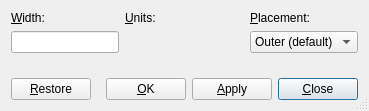
Qt form src/frontends/qt4/ui/WrapUi.ui (cburschka/lyx) before a commit.
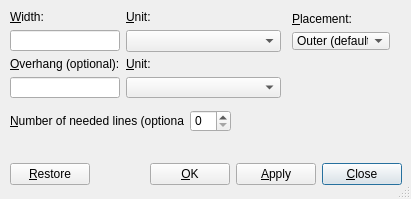
The same form after that commit. Custom widgets are drawn as their Qt base class.

Commit message: Fileformat increased to 287: support for optional arguments of package wrapfig that is used for wrap floats

What changed in the file:
```diff
--- a/src/frontends/qt4/ui/WrapUi.ui
+++ b/src/frontends/qt4/ui/WrapUi.ui
@@ -5,8 +5,8 @@
    <rect>
     <x>0</x>
     <y>0</y>
-    <width>369</width>
-    <height>111</height>
+    <width>411</width>
+    <height>199</height>
    </rect>
   </property>
   <property name="windowTitle" >
@@ -15,119 +15,53 @@
   <property name="sizeGripEnabled" >
    <bool>true</bool>
   </property>
+  <widget class="QWidget" name="layoutWidget" >
+   <property name="geometry" >
+    <rect>
+     <x>10</x>
+     <y>110</y>
+     <width>221</width>
+     <height>22</height>
+    </rect>
+   </property>
+   <layout class="QHBoxLayout" >
+    <property name="margin" >
+     <number>0</number>
+    </property>
+    <property name="spacing" >
+     <number>6</number>
+    </property>
+    <item>
+     <widget class="QLabel" name="nlinesLA" >
+      <property name="text" >
+       <string>&amp;Number of needed lines (optional):</string>
+      </property>
+      <property name="buddy" >
+       <cstring>valignCO</cstring>
+      </property>
+     </widget>
+    </item>
+    <item>
+     <widget class="QSpinBox" name="linesSB" />
+    </item>
+   </layout>
+  </widget>
+  <widget class="QWidget" name="layoutWidget" >
+   <property name="geometry" >
+    <rect>
+     <x>10</x>
+     <y>140</y>
+     <width>392</width>
+     <height>45</height>
+    </rect>
+   </property>
   <layout class="QVBoxLayout" >
    <property name="margin" >
-    <number>11</number>
-   </property>
-   <property name="spacing" >
-    <number>6</number>
-   </property>
-   <item>
-    <layout class="QGridLayout" >
-     <property name="margin" >
       <number>0</number>
      </property>
      <property name="spacing" >
       <number>6</number>
      </property>
-     <item row="0" column="0" >
-      <widget class="QLabel" name="widthLA" >
-       <property name="text" >
-        <string>&amp;Width:</string>
-       </property>
-       <property name="buddy" >
-        <cstring>widthED</cstring>
-       </property>
-      </widget>
-     </item>
-     <item row="1" column="2" >
-      <widget class="QComboBox" name="valignCO" >
-       <property name="toolTip" >
-        <string>Vertical alignment</string>
-       </property>
-       <item>
-        <property name="text" >
-         <string>Outer (default)</string>
-        </property>
-       </item>
-       <item>
-        <property name="text" >
-         <string>Inner</string>
-        </property>
-       </item>
-       <item>
-        <property name="text" >
-         <string>Left</string>
-        </property>
-       </item>
-       <item>
-        <property name="text" >
-         <string>Right</string>
-        </property>
-       </item>
-      </widget>
-     </item>
-     <item row="0" column="2" >
-      <widget class="QLabel" name="valignLA" >
-       <property name="text" >
-        <string>&amp;Placement:</string>
-       </property>
-       <property name="buddy" >
-        <cstring>valignCO</cstring>
-       </property>
-      </widget>
-     </item>
-     <item row="1" column="1" >
-      <widget class="LengthCombo" native="1" name="unitsLC" >
-       <property name="sizePolicy" >
-        <sizepolicy>
-         <hsizetype>3</hsizetype>
-         <vsizetype>0</vsizetype>
-         <horstretch>0</horstretch>
-         <verstretch>0</verstretch>
-        </sizepolicy>
-       </property>
-       <property name="minimumSize" >
-        <size>
-         <width>40</width>
-         <height>22</height>
-        </size>
-       </property>
-       <property name="focusPolicy" >
-        <enum>Qt::StrongFocus</enum>
-       </property>
-       <property name="toolTip" >
-        <string>Units of width value</string>
-       </property>
-      </widget>
-     </item>
-     <item row="1" column="0" >
-      <widget class="QLineEdit" name="widthED" >
-       <property name="sizePolicy" >
-        <sizepolicy>
-         <hsizetype>1</hsizetype>
-         <vsizetype>0</vsizetype>
-         <horstretch>0</horstretch>
-         <verstretch>0</verstretch>
-        </sizepolicy>
-       </property>
-       <property name="toolTip" >
-        <string>Width value</string>
-       </property>
-      </widget>
-     </item>
-     <item row="0" column="1" >
-      <widget class="QLabel" name="unitsLA" >
-       <property name="text" >
-        <string>&amp;Units:</string>
-       </property>
-       <property name="buddy" >
-        <cstring>unitsLC</cstring>
-       </property>
-      </widget>
-     </item>
-    </layout>
-   </item>
    <item>
     <spacer>
      <property name="orientation" >
@@ -138,8 +72,8 @@
      </property>
      <property name="sizeHint" >
       <size>
-       <width>20</width>
-       <height>20</height>
+        <width>390</width>
+        <height>10</height>
       </size>
      </property>
     </spacer>
@@ -221,10 +155,196 @@
    </item>
   </layout>
  </widget>
+  <widget class="QLabel" name="valignLA" >
+   <property name="geometry" >
+    <rect>
+     <x>292</x>
+     <y>11</y>
+     <width>98</width>
+     <height>16</height>
+    </rect>
+   </property>
+   <property name="text" >
+    <string>&amp;Placement:</string>
+   </property>
+   <property name="buddy" >
+    <cstring>valignCO</cstring>
+   </property>
+  </widget>
+  <widget class="QComboBox" name="valignCO" >
+   <property name="geometry" >
+    <rect>
+     <x>292</x>
+     <y>32</y>
+     <width>98</width>
+     <height>18</height>
+    </rect>
+   </property>
+   <property name="toolTip" >
+    <string>Vertical alignment</string>
+   </property>
+   <item>
+    <property name="text" >
+     <string>Outer (default)</string>
+    </property>
+   </item>
+   <item>
+    <property name="text" >
+     <string>Inner</string>
+    </property>
+   </item>
+   <item>
+    <property name="text" >
+     <string>Left</string>
+    </property>
+   </item>
+   <item>
+    <property name="text" >
+     <string>Right</string>
+    </property>
+   </item>
+  </widget>
+  <widget class="QWidget" name="layoutWidget" >
+   <property name="geometry" >
+    <rect>
+     <x>10</x>
+     <y>10</y>
+     <width>271</width>
+     <height>88</height>
+    </rect>
+   </property>
+   <layout class="QGridLayout" >
+    <property name="margin" >
+     <number>0</number>
+    </property>
+    <property name="spacing" >
+     <number>6</number>
+    </property>
+    <item row="1" column="0" >
+     <widget class="QLineEdit" name="widthED" >
+      <property name="sizePolicy" >
+       <sizepolicy>
+        <hsizetype>1</hsizetype>
+        <vsizetype>0</vsizetype>
+        <horstretch>0</horstretch>
+        <verstretch>0</verstretch>
+       </sizepolicy>
+      </property>
+      <property name="toolTip" >
+       <string>Width value</string>
+      </property>
+     </widget>
+    </item>
+    <item row="0" column="0" >
+     <widget class="QLabel" name="widthLA" >
+      <property name="text" >
+       <string>&amp;Width:</string>
+      </property>
+      <property name="buddy" >
+       <cstring>widthED</cstring>
+      </property>
+     </widget>
+    </item>
+    <item row="2" column="1" >
+     <widget class="QLabel" name="overhangUnitLA" >
+      <property name="text" >
+       <string>&amp;Unit:</string>
+      </property>
+      <property name="buddy" >
+       <cstring>widthUnitLC</cstring>
+      </property>
+     </widget>
+    </item>
+    <item row="3" column="0" >
+     <widget class="QLineEdit" name="overhangED" >
+      <property name="sizePolicy" >
+       <sizepolicy>
+        <hsizetype>1</hsizetype>
+        <vsizetype>0</vsizetype>
+        <horstretch>0</horstretch>
+        <verstretch>0</verstretch>
+       </sizepolicy>
+      </property>
+      <property name="toolTip" >
+       <string>Width value</string>
+      </property>
+     </widget>
+    </item>
+    <item row="2" column="0" >
+     <widget class="QLabel" name="overhangLA" >
+      <property name="text" >
+       <string>&amp;Overhang (optional):</string>
+      </property>
+      <property name="buddy" >
+       <cstring>widthED</cstring>
+      </property>
+     </widget>
+    </item>
+    <item row="1" column="1" >
+     <widget class="LengthCombo" name="widthUnitLC" >
+      <property name="sizePolicy" >
+       <sizepolicy>
+        <hsizetype>3</hsizetype>
+        <vsizetype>0</vsizetype>
+        <horstretch>0</horstretch>
+        <verstretch>0</verstretch>
+       </sizepolicy>
+      </property>
+      <property name="minimumSize" >
+       <size>
+        <width>40</width>
+        <height>22</height>
+       </size>
+      </property>
+      <property name="focusPolicy" >
+       <enum>Qt::StrongFocus</enum>
+      </property>
+      <property name="toolTip" >
+       <string>Units of width value</string>
+      </property>
+     </widget>
+    </item>
+    <item row="0" column="1" >
+     <widget class="QLabel" name="widthUnitLA" >
+      <property name="text" >
+       <string>&amp;Unit:</string>
+      </property>
+      <property name="buddy" >
+       <cstring>widthUnitLC</cstring>
+      </property>
+     </widget>
+    </item>
+    <item row="3" column="1" >
+     <widget class="LengthCombo" name="overhangUnitLC" >
+      <property name="sizePolicy" >
+       <sizepolicy>
+        <hsizetype>13</hsizetype>
+        <vsizetype>13</vsizetype>
+        <horstretch>0</horstretch>
+        <verstretch>0</verstretch>
+       </sizepolicy>
+      </property>
+      <property name="minimumSize" >
+       <size>
+        <width>0</width>
+        <height>0</height>
+       </size>
+      </property>
+      <property name="focusPolicy" >
+       <enum>Qt::StrongFocus</enum>
+      </property>
+      <property name="toolTip" >
+       <string>Units of width value</string>
+      </property>
+     </widget>
+    </item>
+   </layout>
+  </widget>
+ </widget>
  <customwidgets>
   <customwidget>
    <class>LengthCombo</class>
-   <extends>QWidget</extends>
+   <extends>QComboBox</extends>
    <header>LengthCombo.h</header>
   </customwidget>
  </customwidgets>
```
Left out of the diff: 2 changed lines with no effect on the pictures. Lines whose indentation alone changed are shown as unchanged. The commit also changes 7 other files.
